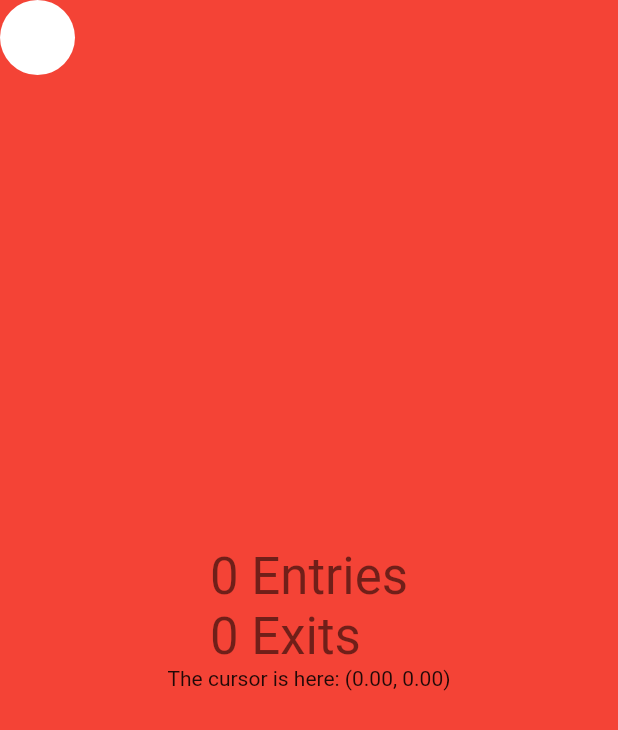
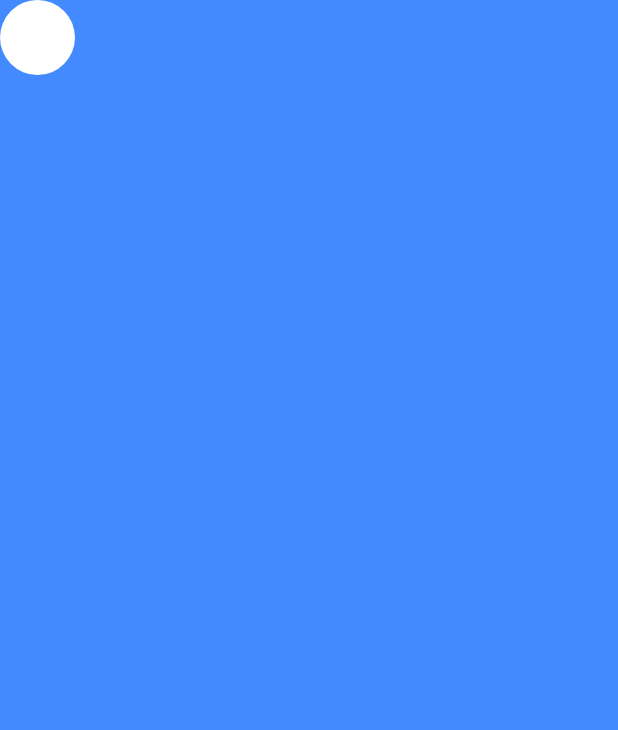
Before and after one commit to aliazimoshan/mouse-event, a Flutter app: the screen it shows after launch, on a phone screen of 412 x 824 dp. Shown: the top 730 px of the screen. Run offline on Flutter 3.47's test engine with Material 2 defaults, Android fonts, the phone set to English and light mode, and no system bars.

Commit message:
remove stack and the titlesn

```diff
--- a/lib/main.dart
+++ b/lib/main.dart
@@ -83,37 +83,19 @@ class _MyStatefulWidgetState extends State<MyStatefulWidget> {
     return Container(
       width: screenWidth,
       height: screenHeight,
-      color: Colors.red,
+      color: Colors.blueAccent,
       child: MouseRegion(
-        onEnter: _incrementEnter,
         onHover: _updateLocation,
-        onExit: _incrementExit,
-        child: Stack(
-          children: [
-            Center(
-              child: Column(
-                mainAxisAlignment: MainAxisAlignment.center,
-                children: <Widget>[
-                  Text(
-                    '$_enterCounter Entries\n$_exitCounter Exits',
-                    style: Theme.of(context).textTheme.headline4,
-                  ),
-                  Text(
-                    'The cursor is here: (${x.toStringAsFixed(2)}, ${y.toStringAsFixed(2)})',
-                  ),
-                ],
-              ),
-            ),
-            Align(
+        child: Align(
           alignment: Alignment(x1, y1),
           child: Container(
             width: 50,
             height: 50,
             decoration: const BoxDecoration(
-                    color: Colors.white, shape: BoxShape.circle),
+              color: Colors.white,
+              shape: BoxShape.circle,
             ),
           ),
-          ],
         ),
       ),
     );
```
Lines whose indentation alone changed are shown as unchanged.
